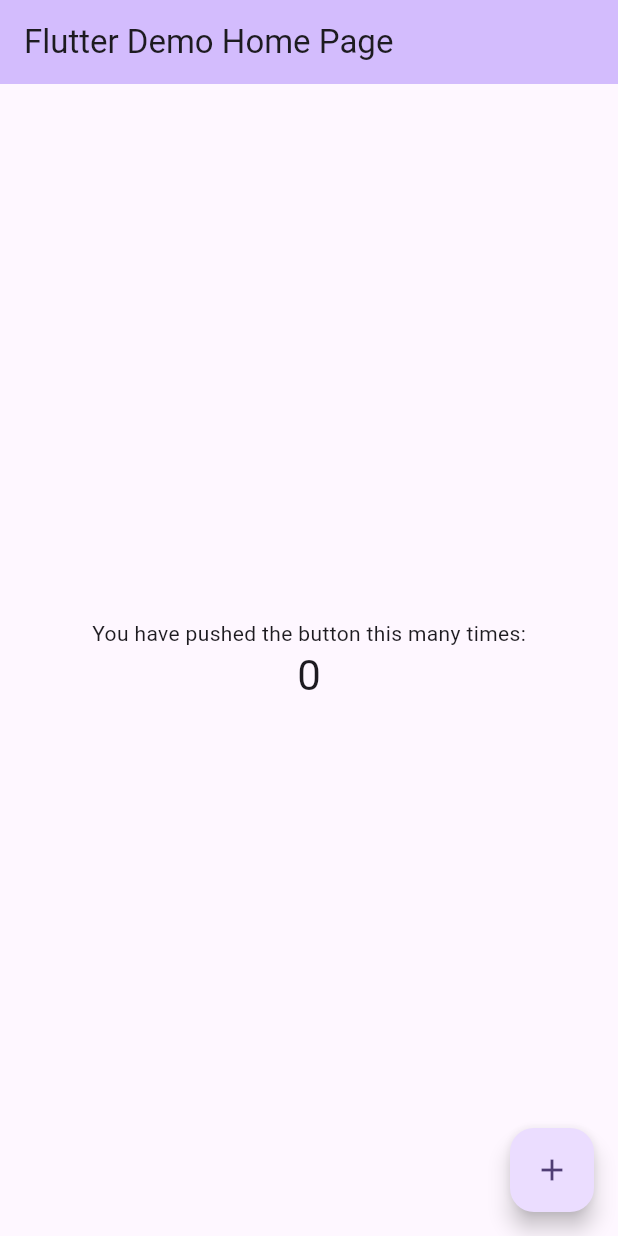
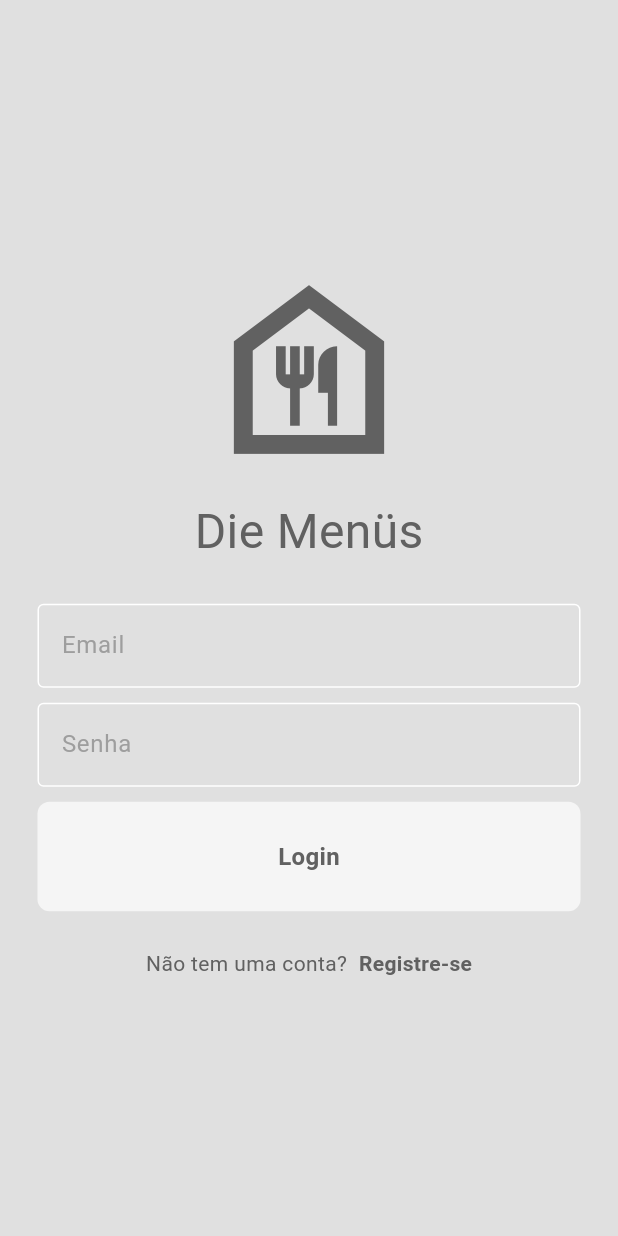
Before and after one commit to nichbrosa/Projeto_Aplicado, a Flutter app: the screen it shows after launch, on a phone screen of 412 x 824 dp. Run offline on Flutter 3.47's test engine with Material 3 defaults, Android fonts, the phone set to English and light mode, and no system bars.

Commit message:
Pagina login, registro e troca de paginas

```diff
--- /dev/null
+++ b/devtools_options.yaml
@@ -0,0 +1 @@
+extensions:
--- /dev/null
+++ b/lib/auth/login_ou_registrar.dart
@@ -0,0 +1,33 @@
+import 'package:flutter/material.dart';
+import 'package:projeto_aplicado/paginas/login_pagina.dart';
+import 'package:projeto_aplicado/paginas/registro_pagina.dart';
+
+
+class LoginOuRegistro extends StatefulWidget{
+  const LoginOuRegistro({super.key});
+
+  @override
+  State<LoginOuRegistro> createState() => _LoginOuRegistroState();
+}
+
+class _LoginOuRegistroState extends State<LoginOuRegistro> {
+
+  // mostrar primeiro login
+  bool showLoginPagina = true;
+
+  //trocar entre pagina de login e registro
+  void togglePaginas(){
+    setState((){
+      showLoginPagina = !showLoginPagina;
+    });
+  }
+
+  @override
+  Widget build(BuildContext context){
+    if(showLoginPagina){
+      return LoginPagina(onTap: togglePaginas);
+    }else {
+      return RegistroPagina(onTap: togglePaginas);
+    }
+  }
+}
--- /dev/null
+++ b/lib/componentes/my_button.dart
@@ -0,0 +1,36 @@
+import 'package:flutter/material.dart';
+
+class MyButton extends StatelessWidget{
+  final Function()? onTap;
+  final String text;
+
+  const MyButton({
+    super.key,
+    required this.text,
+    required this.onTap,
+  });
+
+  @override
+  Widget build(BuildContext context) {
+    return GestureDetector(
+      onTap: onTap,
+      child: Container(
+        padding: const EdgeInsets.all(25),
+        margin: const EdgeInsets.symmetric(horizontal: 25),
+        decoration: BoxDecoration(color: Theme.of(context).colorScheme.secondary,
+        borderRadius: BorderRadius.circular(8),
+        ),
+        child: Center(
+          child: Text(
+            text,
+            style: TextStyle(
+              fontWeight: FontWeight.bold,
+              color: Theme.of(context).colorScheme.inversePrimary,
+              fontSize: 16,
+            ),
+          ),
+          ),
+      ),
+    );
+  }
+}
--- /dev/null
+++ b/lib/componentes/my_textfield.dart
@@ -0,0 +1,35 @@
+import 'package:flutter/material.dart';
+
+class MyTextField extends StatelessWidget{
+  final TextEditingController controller;
+  final String hintText;
+  final bool obscureText;
+
+  const MyTextField({
+    super.key,
+    required this.controller,
+    required this.hintText,
+    required this.obscureText,
+  });
+
+  @override
+  Widget build(BuildContext context) {
+    return Padding(
+      padding: const EdgeInsets.symmetric(horizontal: 25.0),
+    child:   TextField(
+    controller: controller,
+    obscureText: obscureText,
+    decoration: InputDecoration(
+      enabledBorder: OutlineInputBorder(
+        borderSide: BorderSide(color: Theme.of(context).colorScheme.tertiary),
+        ),
+        focusedBorder: OutlineInputBorder(
+          borderSide: BorderSide(color: Theme.of(context).colorScheme.primary),
+          ),
+          hintText: hintText,
+          hintStyle: TextStyle(color: Theme.of(context).colorScheme.primary),
+        ),
+      ),
+    );
+  }
+}
--- a/lib/main.dart
+++ b/lib/main.dart
@@ -1,125 +1,26 @@
 import 'package:flutter/material.dart';
+import 'package:projeto_aplicado/auth/login_ou_registrar.dart';
+import 'package:projeto_aplicado/temas/theme_provider.dart';
+import 'package:provider/provider.dart';
 
 void main() {
-  runApp(const MyApp());
+  runApp(
+      ChangeNotifierProvider(
+      create: (context) => ThemeProvider(),
+      child: const MyApp(),
+      ),
+    );
 }
 
 class MyApp extends StatelessWidget {
   const MyApp({super.key});
 
-  // This widget is the root of your application.
-  @override
-  Widget build(BuildContext context) {
-    return MaterialApp(
-      title: 'Flutter Demo',
-      theme: ThemeData(
-        // This is the theme of your application.
-        //
-        // TRY THIS: Try running your application with "flutter run". You'll see
-        // the application has a purple toolbar. Then, without quitting the app,
-        // try changing the seedColor in the colorScheme below to Colors.green
-        // and then invoke "hot reload" (save your changes or press the "hot
-        // reload" button in a Flutter-supported IDE, or press "r" if you used
-        // the command line to start the app).
-        //
-        // Notice that the counter didn't reset back to zero; the application
-        // state is not lost during the reload. To reset the state, use hot
-        // restart instead.
-        //
-        // This works for code too, not just values: Most code changes can be
-        // tested with just a hot reload.
-        colorScheme: ColorScheme.fromSeed(seedColor: Colors.deepPurple),
-        useMaterial3: true,
-      ),
-      home: const MyHomePage(title: 'Flutter Demo Home Page'),
+    @override
+    Widget build(BuildContext context){
+     return MaterialApp(
+      debugShowCheckedModeBanner: false,
+      home:  const LoginOuRegistro(),
+      theme: Provider.of<ThemeProvider>(context).themeData,
     );
   }
 }
-
-class MyHomePage extends StatefulWidget {
-  const MyHomePage({super.key, required this.title});
-
-  // This widget is the home page of your application. It is stateful, meaning
-  // that it has a State object (defined below) that contains fields that affect
-  // how it looks.
-
-  // This class is the configuration for the state. It holds the values (in this
-  // case the title) provided by the parent (in this case the App widget) and
-  // used by the build method of the State. Fields in a Widget subclass are
-  // always marked "final".
-
-  final String title;
-
-  @override
-  State<MyHomePage> createState() => _MyHomePageState();
-}
-
-class _MyHomePageState extends State<MyHomePage> {
-  int _counter = 0;
-
-  void _incrementCounter() {
-    setState(() {
-      // This call to setState tells the Flutter framework that something has
-      // changed in this State, which causes it to rerun the build method below
-      // so that the display can reflect the updated values. If we changed
-      // _counter without calling setState(), then the build method would not be
-      // called again, and so nothing would appear to happen.
-      _counter++;
-    });
-  }
-
-  @override
-  Widget build(BuildContext context) {
-    // This method is rerun every time setState is called, for instance as done
-    // by the _incrementCounter method above.
-    //
-    // The Flutter framework has been optimized to make rerunning build methods
-    // fast, so that you can just rebuild anything that needs updating rather
-    // than having to individually change instances of widgets.
-    return Scaffold(
-      appBar: AppBar(
-        // TRY THIS: Try changing the color here to a specific color (to
-        // Colors.amber, perhaps?) and trigger a hot reload to see the AppBar
-        // change color while the other colors stay the same.
-        backgroundColor: Theme.of(context).colorScheme.inversePrimary,
-        // Here we take the value from the MyHomePage object that was created by
-        // the App.build method, and use it to set our appbar title.
-        title: Text(widget.title),
-      ),
-      body: Center(
-        // Center is a layout widget. It takes a single child and positions it
-        // in the middle of the parent.
-        child: Column(
-          // Column is also a layout widget. It takes a list of children and
-          // arranges them vertically. By default, it sizes itself to fit its
-          // children horizontally, and tries to be as tall as its parent.
-          //
-          // Column has various properties to control how it sizes itself and
-          // how it positions its children. Here we use mainAxisAlignment to
-          // center the children vertically; the main axis here is the vertical
-          // axis because Columns are vertical (the cross axis would be
-          // horizontal).
-          //
-          // TRY THIS: Invoke "debug painting" (choose the "Toggle Debug Paint"
-          // action in the IDE, or press "p" in the console), to see the
-          // wireframe for each widget.
-          mainAxisAlignment: MainAxisAlignment.center,
-          children: <Widget>[
-            const Text(
-              'You have pushed the button this many times:',
-            ),
-            Text(
-              '$_counter',
-              style: Theme.of(context).textTheme.headlineMedium,
-            ),
-          ],
-        ),
-      ),
-      floatingActionButton: FloatingActionButton(
-        onPressed: _incrementCounter,
-        tooltip: 'Increment',
-        child: const Icon(Icons.add),
-      ), // This trailing comma makes auto-formatting nicer for build methods.
-    );
-  }
-}
--- /dev/null
+++ b/lib/paginas/login_pagina.dart
@@ -0,0 +1,108 @@
+import 'package:flutter/material.dart';
+import 'package:projeto_aplicado/componentes/my_button.dart';
+import 'package:projeto_aplicado/componentes/my_textfield.dart';
+
+class LoginPagina extends StatefulWidget{
+    final void Function()? onTap;
+
+   const LoginPagina({super.key, required this.onTap});
+
+    @override
+  State<LoginPagina> createState() => _LoginPageState();
+}
+
+  class _LoginPageState extends State<LoginPagina>{
+  // controller do editor de texto
+  final TextEditingController emailController = TextEditingController();
+
+  final TextEditingController senhaController = TextEditingController();
+
+  //metodo login
+  void login(){
+    /*
+
+    coloque o autenticador aqui
+
+    */
+  /*  Navigator.push(context, MaterialPageRoute(builder: (context) => const HomePagina(),
+      ),
+    );*/
+  }
+
+  @override
+  Widget build(BuildContext context){
+    return Scaffold(
+      backgroundColor: Theme.of(context).colorScheme.background,
+      body: Center(
+        child: Column(
+        mainAxisAlignment: MainAxisAlignment.center,
+        children: [
+          //logo
+          Icon(
+            Icons.food_bank_outlined,
+            size: 150,
+            color: Theme.of(context).colorScheme.inversePrimary,
+            ),
+
+
+          const SizedBox(height: 10),
+          //mensagem
+            Text("Die Menüs",
+            style: TextStyle(
+              fontSize: 32,
+              color: Theme.of(context).colorScheme.inversePrimary,
+              )
+            ),
+
+          const SizedBox(height: 25),
+          //textfield email
+          MyTextField(
+            controller: emailController,
+            hintText: "Email",
+            obscureText: false
+            ),
+
+          const SizedBox(height: 10),
+
+          //textfield senha
+          MyTextField(
+            controller: senhaController,
+            hintText: "Senha",
+            obscureText: true
+            ),
+
+          const SizedBox(height: 10),
+
+          //botão login
+          MyButton(
+            text: "Login",
+            onTap: login,
+            ),
+
+         const SizedBox(height: 25),
+
+          //registrar-se
+          Row(
+            mainAxisAlignment: MainAxisAlignment.center,
+            children: [
+              Text("Não tem uma conta? ", style: TextStyle(
+                color: Theme.of(context).colorScheme.inversePrimary),
+              ),
+            const SizedBox(width: 4),
+            GestureDetector(
+              onTap: widget.onTap,
+           child: Text(
+              "Registre-se", style: TextStyle(
+              color: Theme.of(context).colorScheme.inversePrimary,
+              fontWeight: FontWeight.bold,
+                 ),
+               ),
+              ),
+            ],
+           ),
+          ],
+        ),
+      ),
+    );
+   }
+}
--- /dev/null
+++ b/lib/temas/modo_claro.dart
@@ -0,0 +1,11 @@
+import 'package:flutter/material.dart';
+
+ThemeData Modoclaro = ThemeData(
+  colorScheme: ColorScheme.light(
+    background: Colors.grey.shade300,
+    primary: Colors.grey.shade500,
+    secondary: Colors.grey.shade100,
+    tertiary: Colors.white,
+    inversePrimary: Colors.grey.shade700,
+  ),
+);
--- /dev/null
+++ b/lib/temas/modo_escuro.dart
@@ -0,0 +1,11 @@
+import 'package:flutter/material.dart';
+
+ThemeData Modoescuro = ThemeData(
+  colorScheme: ColorScheme.dark(
+    background: const Color.fromARGB(255, 20, 20, 20),
+    primary: const Color.fromARGB(255, 122, 122, 122),
+    secondary: const Color.fromARGB(255, 30, 30, 30),
+    tertiary: const Color.fromARGB(255, 47, 47, 47),
+    inversePrimary: Colors.grey.shade300,
+  ),
+);
--- /dev/null
+++ b/lib/temas/theme_provider.dart
@@ -0,0 +1,24 @@
+import 'package:flutter/material.dart';
+import 'package:projeto_aplicado/temas/modo_claro.dart';
+import 'package:projeto_aplicado/temas/modo_escuro.dart';
+
+class ThemeProvider with ChangeNotifier {
+  ThemeData _themeData = Modoclaro;
+
+  ThemeData get themeData => _themeData;
+
+  bool get isDarkMode => _themeData == Modoescuro;
+
+  set themeData(ThemeData themeData){
+    _themeData = themeData;
+    notifyListeners();
+  }
+
+  void toggleTheme(){
+    if(_themeData == Modoclaro){
+      themeData == Modoescuro;
+    }else {
+      themeData = Modoclaro;
+    }
+  }
+}
--- a/pubspec.yaml
+++ b/pubspec.yaml
@@ -35,6 +35,7 @@
   # The following adds the Cupertino Icons font to your application.
   # Use with the CupertinoIcons class for iOS style icons.
   cupertino_icons: ^1.0.6
+  provider: ^6.1.2
 
 dev_dependencies:
   flutter_test:
```
Also changed, not shown: lib/paginas/registro_pagina.dart (added, +105 -0 lines), pubspec.lock.
